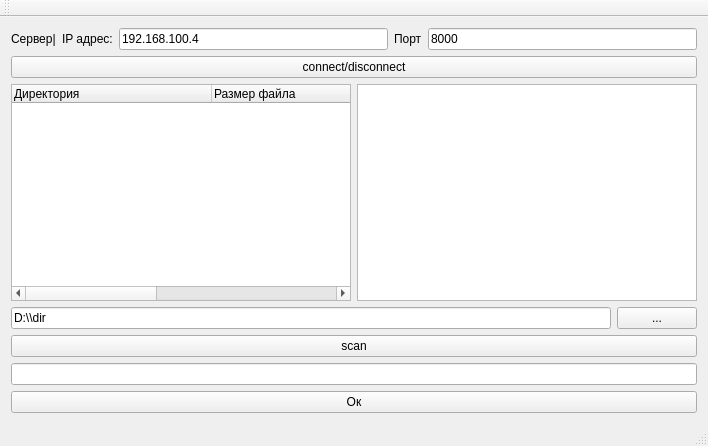
This is src/Client/mainwindow.ui in Alex-Sidorov/TeamData as Qt 5 draws it before an edit. The edited form follows.
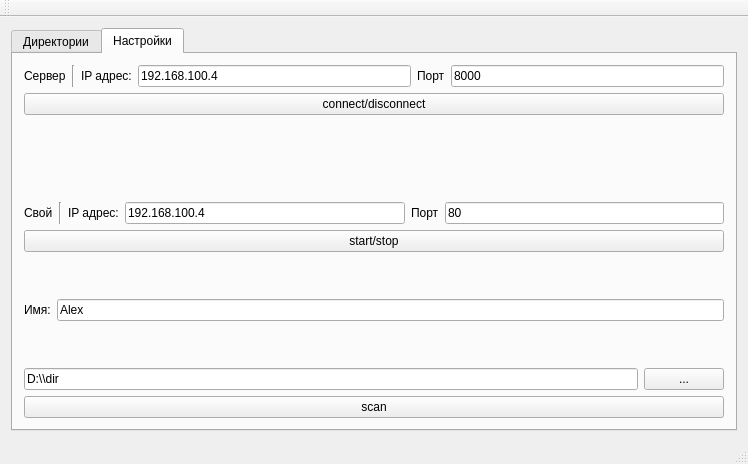
This is the edited form.

The edit to the form file:
```diff
--- a/src/Client/mainwindow.ui
+++ b/src/Client/mainwindow.ui
@@ -6,8 +6,8 @@
    <rect>
     <x>0</x>
     <y>0</y>
-    <width>708</width>
-    <height>446</height>
+    <width>748</width>
+    <height>464</height>
    </rect>
   </property>
   <property name="windowTitle">
@@ -16,54 +16,25 @@
   <widget class="QWidget" name="centralWidget">
    <layout class="QVBoxLayout" name="verticalLayout">
     <item>
-     <layout class="QHBoxLayout" name="horizontalLayout_2">
-      <item>
-       <widget class="QLabel" name="label_6">
-        <property name="text">
-         <string>Сервер|</string>
-        </property>
-       </widget>
-      </item>
-      <item>
-       <widget class="QLabel" name="label_3">
-        <property name="text">
-         <string>IP адрес:</string>
-        </property>
-       </widget>
-      </item>
-      <item>
-       <widget class="QLineEdit" name="serv_addr">
-        <property name="text">
-         <string>192.168.100.4</string>
-        </property>
-       </widget>
-      </item>
-      <item>
-       <widget class="QLabel" name="label_4">
-        <property name="text">
-         <string>Порт</string>
-        </property>
-       </widget>
-      </item>
-      <item>
-       <widget class="QLineEdit" name="serv_port">
-        <property name="text">
-         <string>8000</string>
-        </property>
-       </widget>
-      </item>
-     </layout>
-    </item>
-    <item>
-     <widget class="QPushButton" name="pushButton">
-      <property name="text">
-       <string>connect/disconnect</string>
-      </property>
-     </widget>
-    </item>
+     <widget class="QTabWidget" name="tabWidget">
+      <property name="currentIndex">
+       <number>1</number>
+      </property>
+      <widget class="QWidget" name="main_tab">
+       <attribute name="title">
+        <string>Директории</string>
+       </attribute>
+       <layout class="QVBoxLayout" name="verticalLayout_3">
     <item>
      <layout class="QHBoxLayout" name="horizontalLayout_3">
       <item>
+           <widget class="QStackedWidget" name="stack_widget">
+            <property name="currentIndex">
+             <number>0</number>
+            </property>
+            <widget class="QWidget" name="main_page">
+             <layout class="QVBoxLayout" name="verticalLayout_2">
+              <item>
        <widget class="QTreeWidget" name="tree_dir">
         <attribute name="headerCascadingSectionResizes">
          <bool>true</bool>
@@ -96,11 +67,183 @@
         </column>
        </widget>
       </item>
+             </layout>
+            </widget>
+            <widget class="QWidget" name="remote_page"/>
+           </widget>
+          </item>
+         </layout>
+        </item>
+       </layout>
+      </widget>
+      <widget class="QWidget" name="option_tab">
+       <attribute name="title">
+        <string>Настройки</string>
+       </attribute>
+       <layout class="QVBoxLayout" name="verticalLayout_4">
       <item>
-       <widget class="QListWidget" name="terminal"/>
-      </item>
-     </layout>
-    </item>
+         <layout class="QHBoxLayout" name="horizontalLayout_2">
+          <item>
+           <widget class="QLabel" name="label_6">
+            <property name="text">
+             <string>Сервер</string>
+            </property>
+           </widget>
+          </item>
+          <item>
+           <widget class="Line" name="line_2">
+            <property name="orientation">
+             <enum>Qt::Vertical</enum>
+            </property>
+           </widget>
+          </item>
+          <item>
+           <widget class="QLabel" name="label_3">
+            <property name="text">
+             <string>IP адрес:</string>
+            </property>
+           </widget>
+          </item>
+          <item>
+           <widget class="QLineEdit" name="serv_addr">
+            <property name="text">
+             <string>192.168.100.4</string>
+            </property>
+           </widget>
+          </item>
+          <item>
+           <widget class="QLabel" name="label_4">
+            <property name="text">
+             <string>Порт</string>
+            </property>
+           </widget>
+          </item>
+          <item>
+           <widget class="QLineEdit" name="serv_port">
+            <property name="text">
+             <string>8000</string>
+            </property>
+           </widget>
+          </item>
+         </layout>
+        </item>
+        <item>
+         <widget class="QPushButton" name="pushButton">
+          <property name="text">
+           <string>connect/disconnect</string>
+          </property>
+         </widget>
+        </item>
+        <item>
+         <spacer name="verticalSpacer_2">
+          <property name="orientation">
+           <enum>Qt::Vertical</enum>
+          </property>
+          <property name="sizeHint" stdset="0">
+           <size>
+            <width>20</width>
+            <height>81</height>
+           </size>
+          </property>
+         </spacer>
+        </item>
+        <item>
+         <layout class="QHBoxLayout" name="horizontalLayout_5">
+          <item>
+           <widget class="QLabel" name="label_7">
+            <property name="text">
+             <string>Свой</string>
+            </property>
+           </widget>
+          </item>
+          <item>
+           <widget class="Line" name="line">
+            <property name="orientation">
+             <enum>Qt::Vertical</enum>
+            </property>
+           </widget>
+          </item>
+          <item>
+           <widget class="QLabel" name="label_5">
+            <property name="text">
+             <string>IP адрес:</string>
+            </property>
+           </widget>
+          </item>
+          <item>
+           <widget class="QLineEdit" name="self_addr">
+            <property name="text">
+             <string>192.168.100.4</string>
+            </property>
+           </widget>
+          </item>
+          <item>
+           <widget class="QLabel" name="label_8">
+            <property name="text">
+             <string>Порт</string>
+            </property>
+           </widget>
+          </item>
+          <item>
+           <widget class="QLineEdit" name="self_port">
+            <property name="text">
+             <string>80</string>
+            </property>
+           </widget>
+          </item>
+         </layout>
+        </item>
+        <item>
+         <widget class="QPushButton" name="work_serv">
+          <property name="text">
+           <string>start/stop</string>
+          </property>
+         </widget>
+        </item>
+        <item>
+         <spacer name="verticalSpacer_3">
+          <property name="orientation">
+           <enum>Qt::Vertical</enum>
+          </property>
+          <property name="sizeHint" stdset="0">
+           <size>
+            <width>20</width>
+            <height>40</height>
+           </size>
+          </property>
+         </spacer>
+        </item>
+        <item>
+         <layout class="QHBoxLayout" name="horizontalLayout">
+          <item>
+           <widget class="QLabel" name="label">
+            <property name="text">
+             <string>Имя:</string>
+            </property>
+           </widget>
+          </item>
+          <item>
+           <widget class="QLineEdit" name="name_line">
+            <property name="text">
+             <string>Alex</string>
+            </property>
+           </widget>
+          </item>
+         </layout>
+        </item>
+        <item>
+         <spacer name="verticalSpacer">
+          <property name="orientation">
+           <enum>Qt::Vertical</enum>
+          </property>
+          <property name="sizeHint" stdset="0">
+           <size>
+            <width>20</width>
+            <height>40</height>
+           </size>
+          </property>
+         </spacer>
+        </item>
     <item>
      <layout class="QHBoxLayout" name="horizontalLayout_4">
       <item>
@@ -126,14 +269,8 @@
       </property>
      </widget>
     </item>
-    <item>
-     <widget class="QLineEdit" name="input_line"/>
-    </item>
-    <item>
-     <widget class="QPushButton" name="send_button">
-      <property name="text">
-       <string>Ок</string>
-      </property>
+       </layout>
+      </widget>
      </widget>
     </item>
    </layout>
```
Left out of the diff: 2 changed lines with no effect on the pictures. Lines whose indentation alone changed are shown as unchanged.
